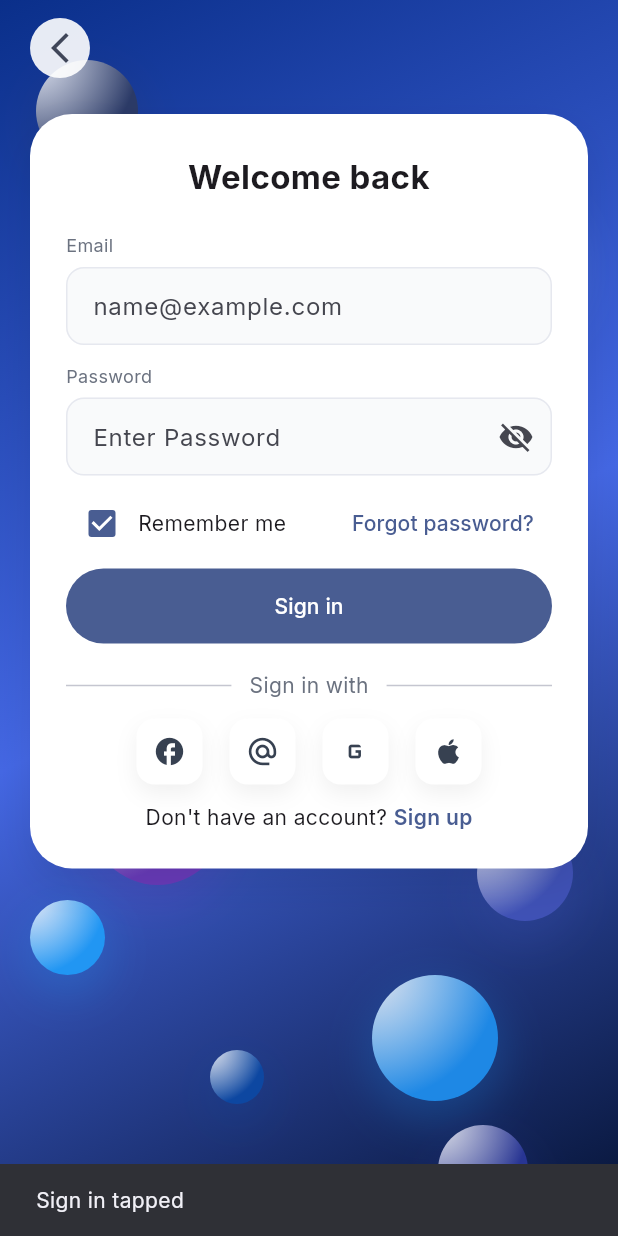
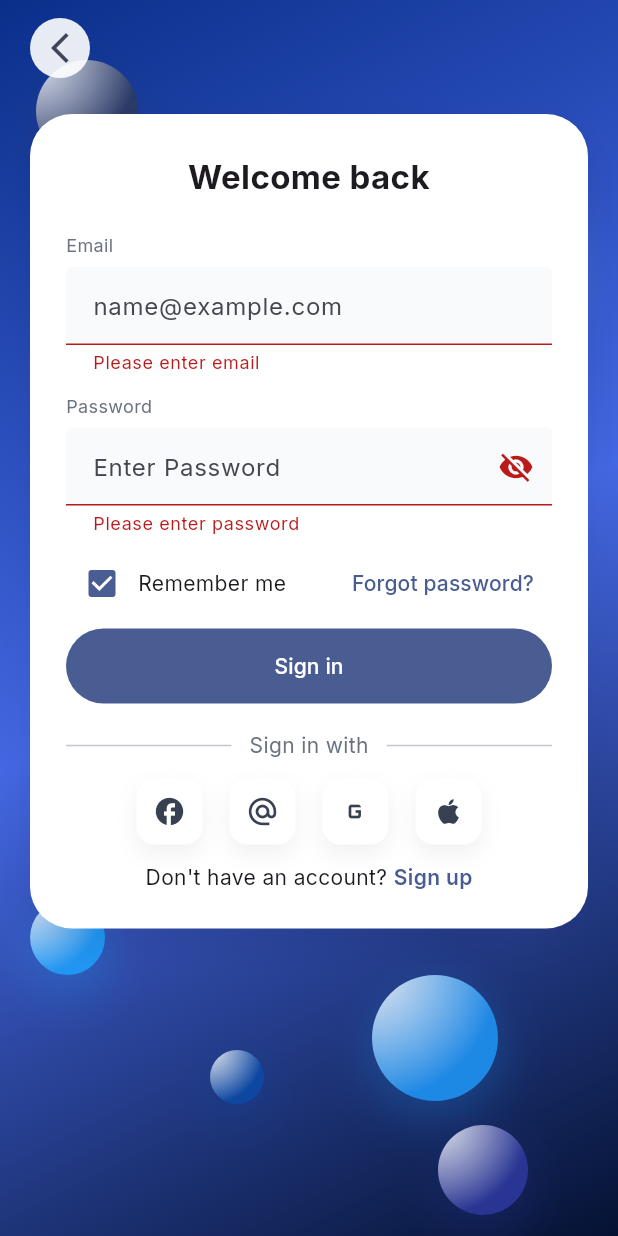
Before and after one commit to titipon71/Flutter-Learn, a Flutter app: the SignInScreen screen opened by its route, after a tap on "Sign in", on a phone screen of 412 x 824 dp. Run offline on Flutter 3.47's test engine with Material 3 defaults, Android fonts, the phone set to English and light mode, and no system bars; our stand-ins replace curved_navigation_bar, google_fonts, shared_preferences; accounts and stored records are empty.

Commit message:
แจ้งเตือนเมื่อไม่ใส่รหัสผ่านและอีเมล

```diff
--- a/lib/main.dart
+++ b/lib/main.dart
@@ -13,7 +13,7 @@ class MyApp extends StatelessWidget {
   Widget build(BuildContext context) {
     return MaterialApp(
       debugShowCheckedModeBanner: false,
-      title: 'Auth Screens',
+      title: 'My App',
       theme: ThemeData(
         useMaterial3: true,
         colorScheme: ColorScheme.fromSeed(seedColor: const Color(0xFF3B6BD8)),
--- a/lib/screens/sign_in_screen.dart
+++ b/lib/screens/sign_in_screen.dart
@@ -1,4 +1,5 @@
 import 'package:flutter/material.dart';
+import 'package:my_app/screens/onboarding_screen.dart';
 import 'welcome_screen.dart'; // ใช้ AbstractBackground + shared atoms
 
 class SignInScreen extends StatefulWidget {
@@ -8,16 +9,37 @@ class SignInScreen extends StatefulWidget {
 }
 
 class _SignInScreenState extends State<SignInScreen> {
+  final _formKey = GlobalKey<FormState>();
   final _email = TextEditingController();
   final _password = TextEditingController();
   bool _obscure = true;
   bool _remember = true;
+  // bool _loading = false; // เผื่อไว้ถ้าจะกันกดซ้ำ
+
+  void _submit() {
+    final form = _formKey.currentState;
+    if (form != null && form.validate()) {
+      // form.save(); // ถ้ามี onSaved
+      // ScaffoldMessenger.of(context).showSnackBar(
+      //   const SnackBar(content: Text('Sign in tapped')),
+      Navigator.push(context, MaterialPageRoute(builder: (context) => const OnboardingScreen()));
+    }
+  }
+
+  @override
+  void dispose() {
+    _email.dispose();
+    _password.dispose();
+    super.dispose();
+  }
 
   @override
   Widget build(BuildContext context) {
     return Scaffold(
       body: AbstractBackground(
         child: SafeArea(
+          child: GestureDetector(
+            onTap: () => FocusScope.of(context).unfocus(),
             child: Column(
               children: [
                 const BackButtonBar(),
@@ -40,6 +62,9 @@ class _SignInScreenState extends State<SignInScreen> {
                               ),
                             ],
                           ),
+                          child: Form(
+                            key: _formKey,
+                            autovalidateMode: AutovalidateMode.onUserInteraction,
                             child: Column(
                               crossAxisAlignment: CrossAxisAlignment.stretch,
                               children: [
@@ -58,6 +83,20 @@ class _SignInScreenState extends State<SignInScreen> {
                                   controller: _email,
                                   keyboardType: TextInputType.emailAddress,
                                   textInputAction: TextInputAction.next,
+                                  validator: (v) {
+                                    final value = v?.trim() ?? '';
+                                    if (value.isEmpty) {
+                                      return 'Please enter email';
+                                    }
+                                    final emailOk = RegExp(
+                                      r'^[^@]+@[^@]+\.[^@]+$',
+                                    ).hasMatch(value);
+                                    if (!emailOk) {
+                                      return 'Please enter valid email';
+                                    }
+                                    return null;
+                                  },
+                                  // onFieldSubmitted: (_) => FocusScope.of(context).nextFocus(), // ถ้า AppTextField รองรับ
                                 ),
                                 const SizedBox(height: 12),
                                 AppTextField(
@@ -65,6 +104,18 @@ class _SignInScreenState extends State<SignInScreen> {
                                   hint: 'Enter Password',
                                   controller: _password,
                                   obscureText: _obscure,
+                                  textInputAction: TextInputAction.done,
+                                  onFieldSubmitted: (_) => _submit(),
+                                  validator: (v) {
+                                    final value = v?.trim() ?? '';
+                                    if (value.isEmpty) {
+                                      return 'Please enter password';
+                                    }
+                                    if (value.length < 6) {
+                                      return 'Password must be at least 6 characters';
+                                    }
+                                    return null;
+                                  },
                                   suffix: IconButton(
                                     icon: Icon(
                                       _obscure
@@ -95,13 +146,7 @@ class _SignInScreenState extends State<SignInScreen> {
                                 SizedBox(
                                   height: 50,
                                   child: FilledButton(
-                                onPressed: () {
-                                  ScaffoldMessenger.of(context).showSnackBar(
-                                    const SnackBar(
-                                      content: Text('Sign in tapped'),
-                                    ),
-                                  );
-                                },
+                                    onPressed: _submit,
                                     child: const Text('Sign in'),
                                   ),
                                 ),
@@ -124,7 +169,9 @@ class _SignInScreenState extends State<SignInScreen> {
                       ),
                     ),
                   ),
+                ),
               ],
+            ),
           ),
         ),
       ),
--- a/lib/screens/welcome_screen.dart
+++ b/lib/screens/welcome_screen.dart
@@ -149,6 +149,7 @@ class AppTextField extends StatelessWidget {
     this.obscureText = false,
     this.suffix,
     this.validator,
+    this.onFieldSubmitted,
   });
   final String label;
   final String hint;
@@ -158,6 +159,7 @@ class AppTextField extends StatelessWidget {
   final bool obscureText;
   final Widget? suffix;
   final String? Function(String?)? validator;
+  final void Function(String)? onFieldSubmitted;
   @override
   Widget build(BuildContext context) {
     final border = OutlineInputBorder(
@@ -178,6 +180,7 @@ class AppTextField extends StatelessWidget {
           textInputAction: textInputAction,
           obscureText: obscureText,
           validator: validator,
+          onFieldSubmitted: onFieldSubmitted,
           decoration: InputDecoration(
             hintText: hint,
             filled: true,
@@ -270,7 +273,7 @@ class WelcomeScreen extends StatelessWidget {
 
   @override
   Widget build(BuildContext context) {
-    final scheme = Theme.of(context).colorScheme;
+    // final scheme = Theme.of(context).colorScheme;
     return Scaffold(
       body: AbstractBackground(
         child: Align(
```
Also changed, not shown: lib/screens/sign_up_screen.dart (+111 -16 lines). Lines whose indentation alone changed are shown as unchanged.
